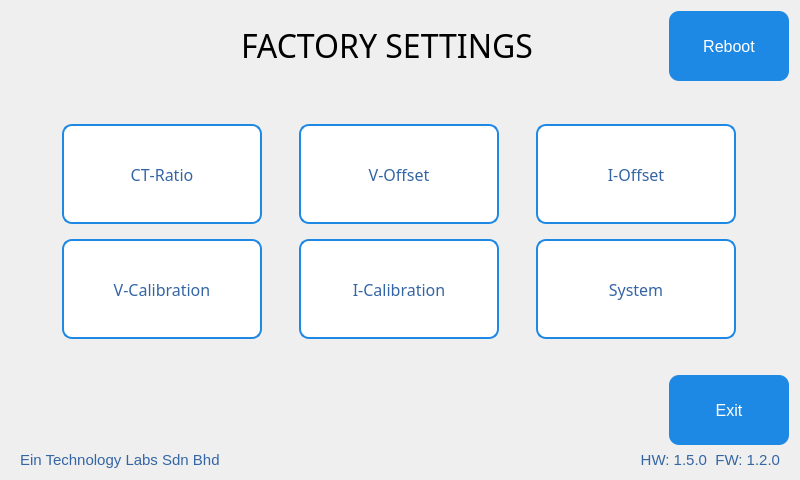
eSpark-Backup/nabilfesal-msm-fw, file QT_APP/factorysettings.ui: the form before one commit.
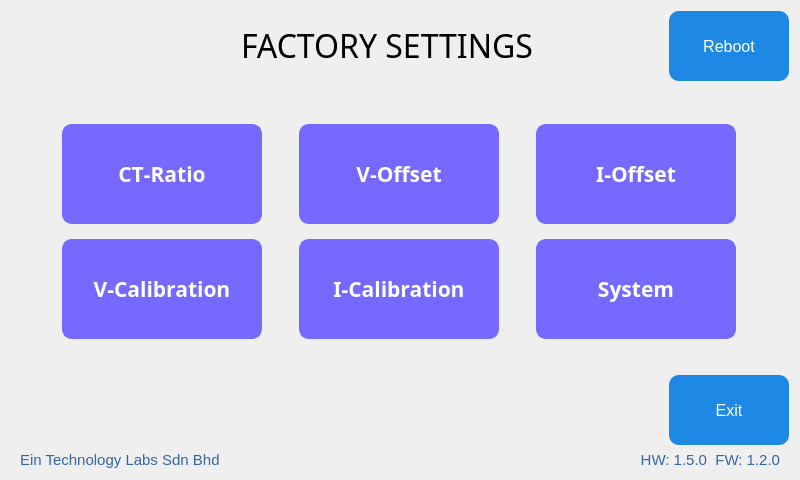
The form after the commit.

Commit message: color on factory settings button and back button on calibration ui modified

What changed in the file:
```diff
--- a/QT_APP/factorysettings.ui
+++ b/QT_APP/factorysettings.ui
@@ -153,19 +153,18 @@
        <property name="font">
         <font>
          <family>Gilroy-Regular</family>
-         <pointsize>-1</pointsize>
-         <bold>false</bold>
+         <pointsize>16</pointsize>
+         <bold>true</bold>
          <kerning>false</kerning>
         </font>
        </property>
        <property name="styleSheet">
         <string notr="true">QPushButton {
-    background-color: #FFFFFF;    /* white */
-	color: rgb(52, 101, 164);
-    border: 2px solid #1E88E5;      /*blue border line */
+    background-color: #7669ff;    /* white */
+	color: white;
+    border: 2px solid #7669ff;      /*blue border line */
     border-radius: 10px;        				/* Rounded corners */
     padding: 6px 20px;         				/* Spacing inside */
-    font-size: 16px;            					/* Font size */
 }
 
 QPushButton:hover {
@@ -218,18 +217,17 @@
        <property name="font">
         <font>
          <family>Gilroy-Regular</family>
-         <pointsize>-1</pointsize>
-         <bold>false</bold>
+         <pointsize>16</pointsize>
+         <bold>true</bold>
         </font>
        </property>
        <property name="styleSheet">
         <string notr="true">QPushButton {
-    background-color: #FFFFFF;    /* white */
-	color: rgb(52, 101, 164);
-    border: 2px solid #1E88E5;      /*blue border line */
+    background-color: #7669ff;    /* white */
+	color: white;
+    border: 2px solid #7669ff;      /*blue border line */
     border-radius: 10px;        				/* Rounded corners */
     padding: 6px 20px;         				/* Spacing inside */
-    font-size: 16px;            					/* Font size */
 }
 
 QPushButton:hover {
@@ -276,17 +274,17 @@
        <property name="font">
         <font>
          <family>Gilroy-Regular</family>
-         <pointsize>-1</pointsize>
+         <pointsize>16</pointsize>
+         <bold>true</bold>
         </font>
        </property>
        <property name="styleSheet">
         <string notr="true">QPushButton {
-    background-color: #FFFFFF;    /* white */
-	color: rgb(52, 101, 164);
-    border: 2px solid #1E88E5;      /*blue border line */
+    background-color: #7669ff;    /* white */
+	color: white;
+    border: 2px solid #7669ff;      /*blue border line */
     border-radius: 10px;        				/* Rounded corners */
     padding: 6px 20px;         				/* Spacing inside */
-    font-size: 16px;            					/* Font size */
 }
 
 QPushButton:hover {
@@ -333,17 +331,17 @@
        <property name="font">
         <font>
          <family>Gilroy-Regular</family>
-         <pointsize>-1</pointsize>
+         <pointsize>16</pointsize>
+         <bold>true</bold>
         </font>
        </property>
        <property name="styleSheet">
         <string notr="true">QPushButton {
-    background-color: #FFFFFF;    /* white */
-	color: rgb(52, 101, 164);
-    border: 2px solid #1E88E5;      /*blue border line */
+    background-color: #7669ff;    /* white */
+	color: white;
+    border: 2px solid #7669ff;      /*blue border line */
     border-radius: 10px;        				/* Rounded corners */
     padding: 6px 20px;         				/* Spacing inside */
-    font-size: 16px;            					/* Font size */
 }
 
 QPushButton:hover {
@@ -390,17 +388,17 @@
        <property name="font">
         <font>
          <family>Gilroy-Regular</family>
-         <pointsize>-1</pointsize>
+         <pointsize>16</pointsize>
+         <bold>true</bold>
         </font>
        </property>
        <property name="styleSheet">
         <string notr="true">QPushButton {
-    background-color: #FFFFFF;    /* white */
-	color: rgb(52, 101, 164);
-    border: 2px solid #1E88E5;      /*blue border line */
+    background-color: #7669ff;    /* white */
+	color: white;
+    border: 2px solid #7669ff;      /*blue border line */
     border-radius: 10px;        				/* Rounded corners */
     padding: 6px 20px;         				/* Spacing inside */
-    font-size: 16px;            					/* Font size */
 }
 
 QPushButton:hover {
@@ -447,17 +445,17 @@
        <property name="font">
         <font>
          <family>Gilroy-Regular</family>
-         <pointsize>-1</pointsize>
+         <pointsize>16</pointsize>
+         <bold>true</bold>
         </font>
        </property>
        <property name="styleSheet">
         <string notr="true">QPushButton {
-    background-color: #FFFFFF;    /* white */
-	color: rgb(52, 101, 164);
-    border: 2px solid #1E88E5;      /*blue border line */
+    background-color: #7669ff;    /* white */
+	color: white;
+    border: 2px solid #7669ff;      /*blue border line */
     border-radius: 10px;        				/* Rounded corners */
     padding: 6px 20px;         				/* Spacing inside */
-    font-size: 16px;            					/* Font size */
 }
 
 QPushButton:hover {
```
Left out of the diff: 72 changed lines with no effect on the pictures. The commit also changes 2 other files.
